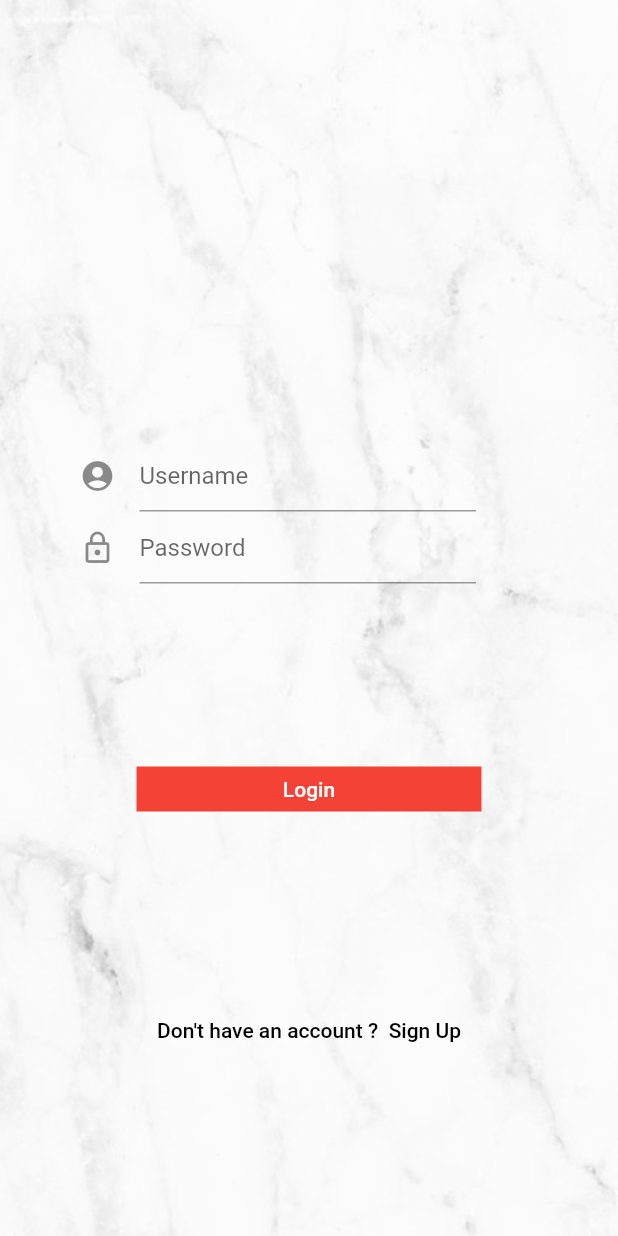
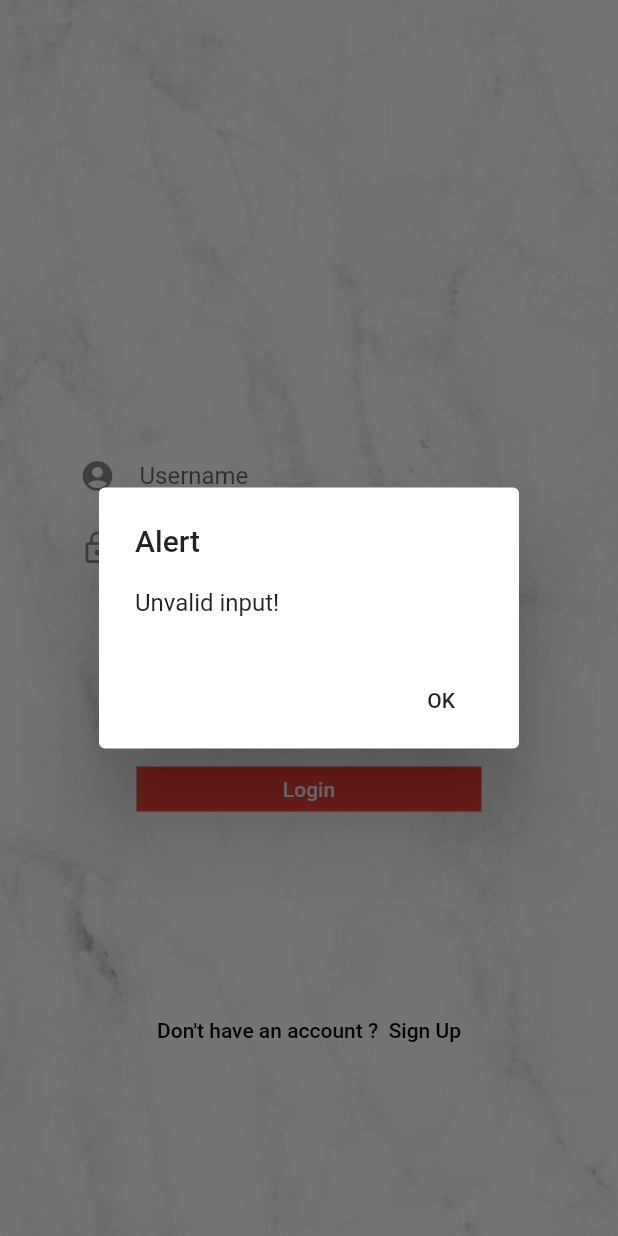
Before and after one commit to Casuy/mobile_frontend, a Flutter app: the screen it shows after launch, after a tap on "Login", on a phone screen of 412 x 824 dp. Run offline on Flutter 3.47's test engine with Material 2 defaults, Android fonts, the phone set to English and light mode, and no system bars; our stand-ins replace flutter_swiper, geolocator, google_maps_flutter, permission_handler; missing offline and left inert: flutter_webview_plugin; accounts and stored records are empty.

Commit message:
invalid user input

```diff
--- a/flutter_events/lib/pages/login_page.dart
+++ b/flutter_events/lib/pages/login_page.dart
@@ -114,9 +114,13 @@ class _LoginPageState extends State<LoginPage> {
     });
   }
 
-  _handleSubmit(String username, String password) {
+  _handleSubmit(String name, String password) async {
+    if (name == '' || password == '') {
+      await promptPage.showMessage(context, "Unvalid input!");
+      return;
+    }
     String signupUrl =
-        'http://10.0.2.2:5000/login?username=$username&password=$password';
+        'http://10.0.2.2:5000/login?name=$name&password=$password';
 //        'http://172.20.10.5:8080/http_server/login?name=$username&password=$password';
     UserDao.fetch(signupUrl).then((SignupModel model) async {
       print(model.errno);
@@ -129,8 +133,7 @@ class _LoginPageState extends State<LoginPage> {
         await promptPage.showMessage(context, "Invalid password!");
         return;
       } else if (model.errno == 2) {
-        await promptPage.showMessage(
-            context, "Username does not exist!");
+        await promptPage.showMessage(context, "Username does not exist!");
       }
     });
   }
```
Also changed, not shown: flutter_events/lib/pages/signup_page.dart (+9 -6 lines).
